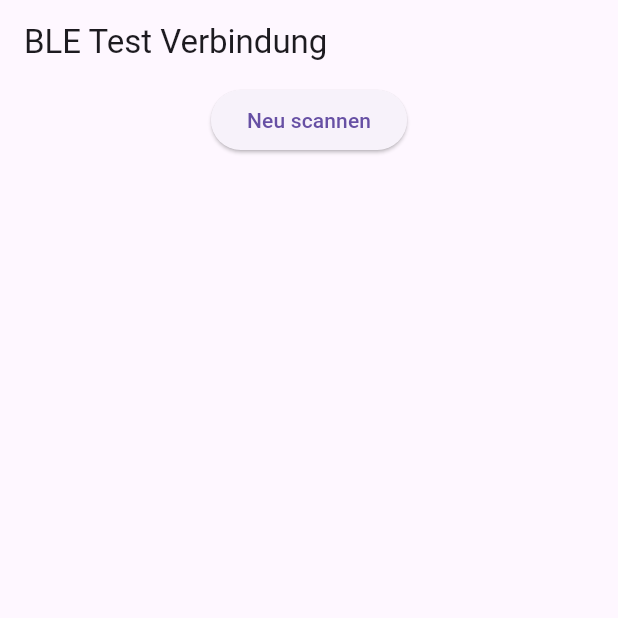
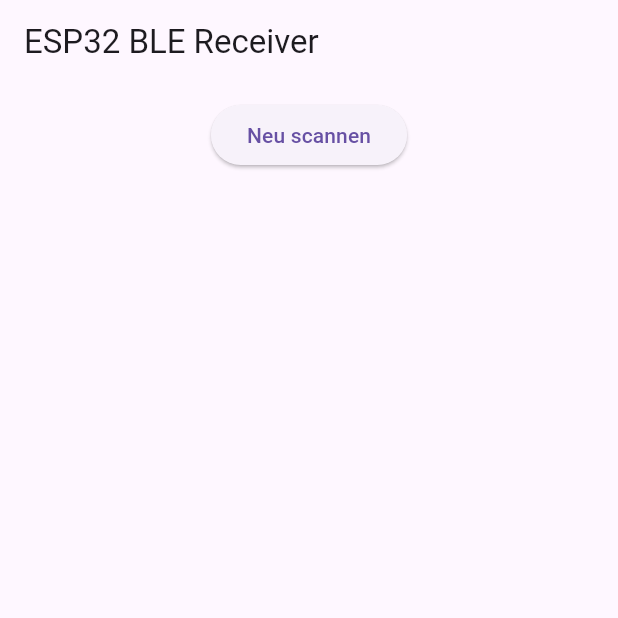
Before and after one commit to Halfsimon1234/Dominik, a Flutter app: the screen it shows after launch, after a tap on "Neu scannen", on a phone screen of 412 x 824 dp, the top half of it. Run offline on Flutter 3.47's test engine with Material 3 defaults, Android fonts, the light colour scheme and no system bars; our stand-ins replace flutter_blue_plus, permission_handler.

Commit message:
EASY 1.st Try

```diff
--- a/lib/bluetooth/bluetooth_receive.dart
+++ b/lib/bluetooth/bluetooth_receive.dart
@@ -1,37 +1,53 @@
 import 'dart:convert';
+import 'dart:io';
 import 'package:flutter/material.dart';
 import 'package:flutter_blue_plus/flutter_blue_plus.dart';
 import 'package:permission_handler/permission_handler.dart';
 
-// UUIDs vom ESP32, exakt wie auf dem Gerät
+// UUIDs vom ESP32
 const String SERVICE_UUID = "1234abcd-0000-1000-8000-00805f9b34fb";
 const String CHAR_UUID = "1234abcd-0001-1000-8000-00805f9b34fb";
 
-class BleTestPage extends StatefulWidget {
-  const BleTestPage({super.key});
+void main() => runApp(const MaterialApp(home: BleReceiverPage()));
+
+class BleReceiverPage extends StatefulWidget {
+  const BleReceiverPage({super.key});
 
   @override
-  State<BleTestPage> createState() => _BleTestPageState();
+  State<BleReceiverPage> createState() => _BleReceiverPageState();
 }
 
-class _BleTestPageState extends State<BleTestPage> {
+class _BleReceiverPageState extends State<BleReceiverPage> {
   List<ScanResult> devices = [];
   BluetoothDevice? connectedDevice;
   BluetoothCharacteristic? dataChar;
-
   String receivedData = "Keine Daten";
 
   @override
   void initState() {
     super.initState();
-    requestPermissions();
+    _initBle();
+  }
+
+  Future<void> _initBle() async {
+    if (!Platform.isAndroid && !Platform.isIOS) return;
+
+    // Permissions anfordern
+    await [
+      Permission.bluetoothScan,
+      Permission.bluetoothConnect,
+      Permission.location,
+    ].request();
+
+    // Scan starten
     startScan();
   }
 
   void startScan() {
+    if (!Platform.isAndroid && !Platform.isIOS) return;
+
     devices.clear();
     FlutterBluePlus.startScan(timeout: const Duration(seconds: 6));
-
     FlutterBluePlus.scanResults.listen((results) {
       setState(() {
         devices = results;
@@ -40,30 +56,29 @@ class _BleTestPageState extends State<BleTestPage> {
   }
 
   Future<void> connectToDevice(BluetoothDevice device) async {
-    // Stopp den Scan bevor wir verbinden
+    if (!Platform.isAndroid && !Platform.isIOS) return;
+
+    // Scan stoppen
     FlutterBluePlus.stopScan();
 
-    // Verbindung herstellen (autoConnect false)
+    // Verbindung herstellen
     await device.connect(autoConnect: false);
     connectedDevice = device;
 
     // Services entdecken
     List<BluetoothService> services = await device.discoverServices();
-    await Future.delayed(const Duration(milliseconds: 200)); // kleine Pause
 
-    // Service & Characteristic suchen
     for (var service in services) {
       if (service.uuid.toString().toLowerCase() == SERVICE_UUID.toLowerCase()) {
         for (var char in service.characteristics) {
           if (char.uuid.toString().toLowerCase() == CHAR_UUID.toLowerCase()) {
             dataChar = char;
 
-            // Notification aktivieren
+            // Notify aktivieren
             await char.setNotifyValue(true);
 
-            // Listen auf Werte
+            // Wertänderungen abhören
             char.value.listen((value) {
-              print("Raw BLE data: $value"); // Debug: Rohdaten
               String data = utf8.decode(value, allowMalformed: true);
               setState(() {
                 receivedData = data;
@@ -80,10 +95,11 @@ class _BleTestPageState extends State<BleTestPage> {
   @override
   Widget build(BuildContext context) {
     return Scaffold(
-      appBar: AppBar(title: const Text("BLE Test Verbindung")),
+      appBar: AppBar(title: const Text("ESP32 BLE Receiver")),
       body: connectedDevice == null
           ? Column(
               children: [
+                const SizedBox(height: 10),
                 ElevatedButton(
                   onPressed: startScan,
                   child: const Text("Neu scannen"),
@@ -94,7 +110,6 @@ class _BleTestPageState extends State<BleTestPage> {
                     itemBuilder: (context, index) {
                       final d = devices[index].device;
                       final name = d.name.isNotEmpty ? d.name : "Unbekanntes Gerät";
-
                       return ListTile(
                         title: Text(name),
                         subtitle: Text(d.id.id),
@@ -116,10 +131,7 @@ class _BleTestPageState extends State<BleTestPage> {
                     style: const TextStyle(fontSize: 18),
                   ),
                   const SizedBox(height: 20),
-                  Text(
-                    "Empfangene Daten:",
-                    style: const TextStyle(fontSize: 16),
-                  ),
+                  const Text("Empfangene Daten:", style: TextStyle(fontSize: 16)),
                   const SizedBox(height: 10),
                   Text(
                     receivedData,
@@ -142,12 +154,4 @@ class _BleTestPageState extends State<BleTestPage> {
             ),
     );
   }
-
-  Future<void> requestPermissions() async {
-  await [
-    Permission.bluetoothScan,
-    Permission.bluetoothConnect,
-    Permission.location,
-  ].request();
 }
-}
--- a/lib/main.dart
+++ b/lib/main.dart
@@ -16,7 +16,7 @@ class MyApp extends StatelessWidget {
       theme: ThemeData(
         primarySwatch: Colors.blue,
       ),
-      home: const BleTestPage(),
+      home: BleReceiverPage(),
     );
   }
 }
```
Also changed, not shown: 4 other files.
